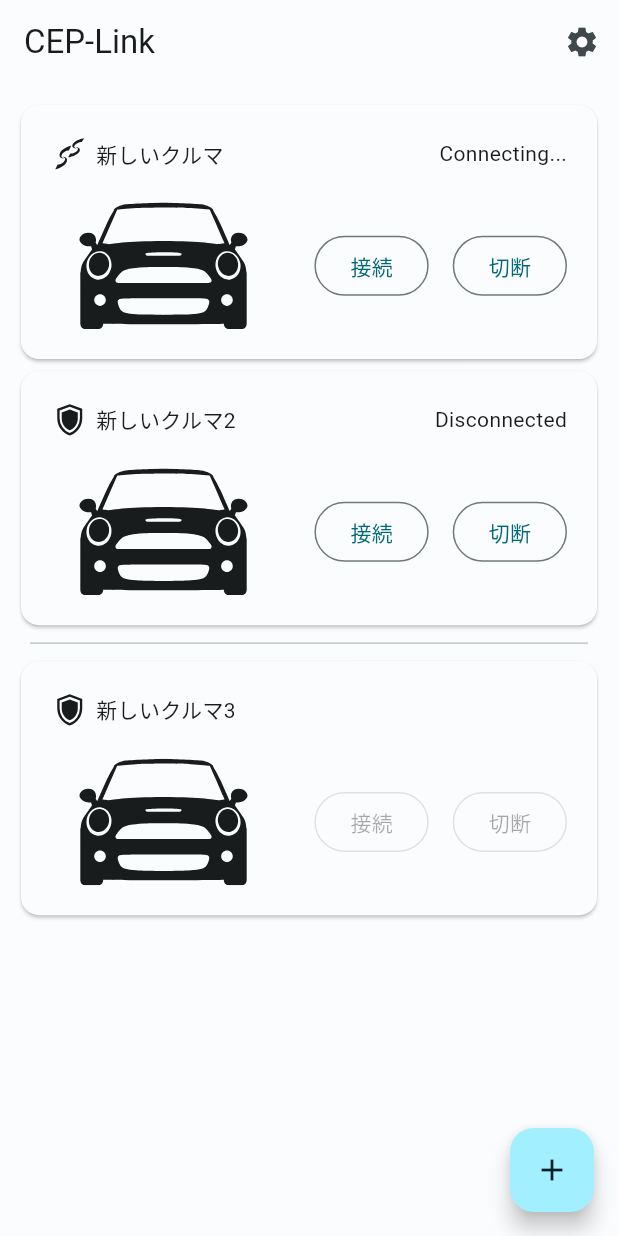
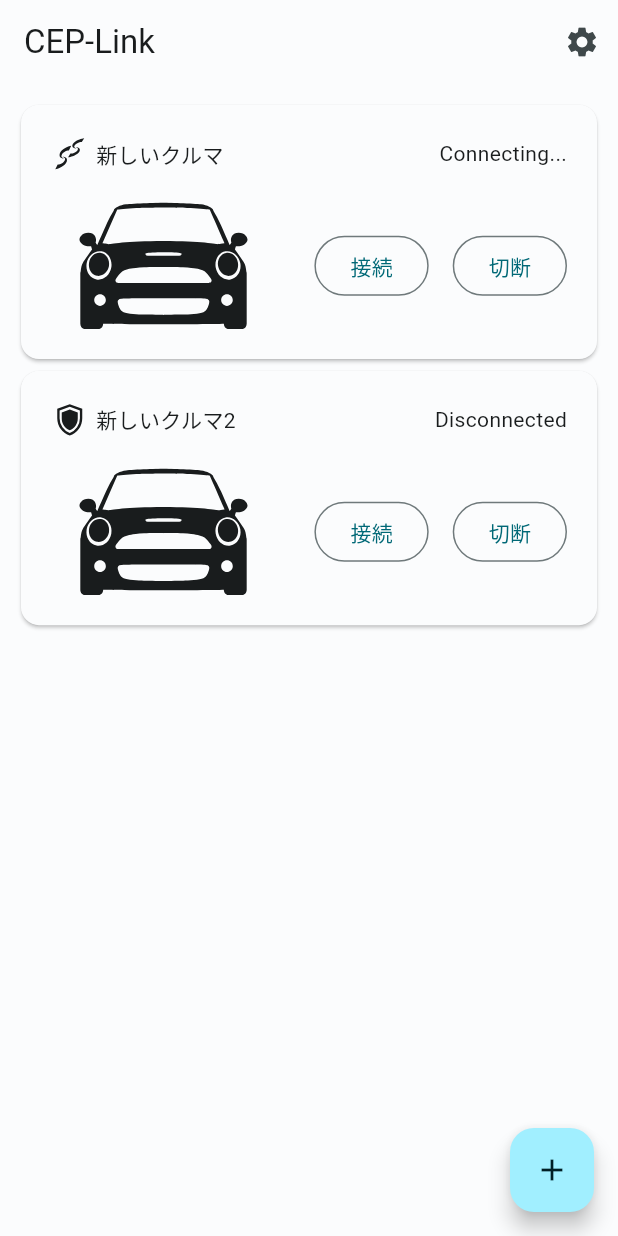
Before and after one commit to cos-overclock/deepsky-flutter-view, a Flutter app: the screen it shows after launch, on a phone screen of 412 x 824 dp. Run offline on Flutter 3.47's test engine with Material 2 defaults, Android fonts, the light colour scheme and no system bars; our stand-ins replace auto_size_text, dynamic_color, flutter_riverpod, flutter_svg, freezed_annotation.

Commit message:
delete car select divider

```diff
--- a/lib/provider/car_list_provider.dart
+++ b/lib/provider/car_list_provider.dart
@@ -6,7 +6,3 @@ final activeCarListProvider = StateProvider<List<Car>>((ref) => const [
       Car(name: '新しいクルマ', type: 'ソニックスタート', connect: 'Connecting...'),
       Car(name: '新しいクルマ2', type: 'スマートガード', connect: 'Disconnected'),
     ]);
-
-final disableCarListProvider = StateProvider<List<Car>>((ref) => const [
-      Car(name: '新しいクルマ3', type: 'スマートガード', connect: 'disable'),
-    ]);
--- a/lib/view/car_select_view/car_card.dart
+++ b/lib/view/car_select_view/car_card.dart
@@ -14,12 +14,10 @@ class CarCard extends StatelessWidget {
   Widget build(BuildContext context) {
     return Card(
       child: InkWell(
-        onTap: car.connect != 'disable'
-            ? () => Navigator.push(
-                  context,
-                  MaterialPageRoute(builder: (context) => CarDetailPage(car)),
-                )
-            : null,
+        onTap: () => Navigator.push(
+          context,
+          MaterialPageRoute(builder: (context) => CarDetailPage(car)),
+        ),
         child: Padding(
           padding: const EdgeInsets.all(20),
           child: Column(
@@ -47,7 +45,7 @@ class CarCard extends StatelessWidget {
                       ),
                     ],
                   ),
-                  Text(car.connect != 'disable' ? car.connect : ''),
+                  Text(car.connect),
                 ],
               ),
               Padding(
@@ -67,14 +65,10 @@ class CarCard extends StatelessWidget {
                     Row(
                       children: [
                         OutlinedButton(
-                            onPressed:
-                                car.connect != 'disable' ? () => {} : null,
-                            child: const Text('接続')),
+                            onPressed: () => {}, child: const Text('接続')),
                         const VerticalDivider(thickness: 5),
                         OutlinedButton(
-                            onPressed:
-                                car.connect != 'disable' ? () => {} : null,
-                            child: const Text('切断')),
+                            onPressed: () => {}, child: const Text('切断')),
                       ],
                     ),
                   ],
--- a/lib/view/car_select_view/car_list_view.dart
+++ b/lib/view/car_select_view/car_list_view.dart
@@ -12,7 +12,6 @@ class CarListView extends ConsumerWidget {
   @override
   Widget build(BuildContext context, WidgetRef ref) {
     final activeCarList = ref.watch(activeCarListProvider);
-    final disableCarList = ref.watch(disableCarListProvider);
 
     return ListView(children: [
       ReorderableListView.builder(
@@ -27,19 +26,6 @@ class CarListView extends ConsumerWidget {
         shrinkWrap: true,
         physics: const NeverScrollableScrollPhysics(),
       ),
-      const Divider(indent: 10, endIndent: 10),
-      ReorderableListView.builder(
-        itemBuilder: (context, index) => CarCard(
-          disableCarList[index],
-          key: Key('$index'),
-        ),
-        itemCount: disableCarList.length,
-        onReorder: (oldIndex, newIndex) =>
-            _onReorder(disableCarList, oldIndex, newIndex),
-        proxyDecorator: (widget, _, __) => Opacity(opacity: 0.5, child: widget),
-        shrinkWrap: true,
-        physics: const NeverScrollableScrollPhysics(),
-      ),
     ]);
   }
 
```
